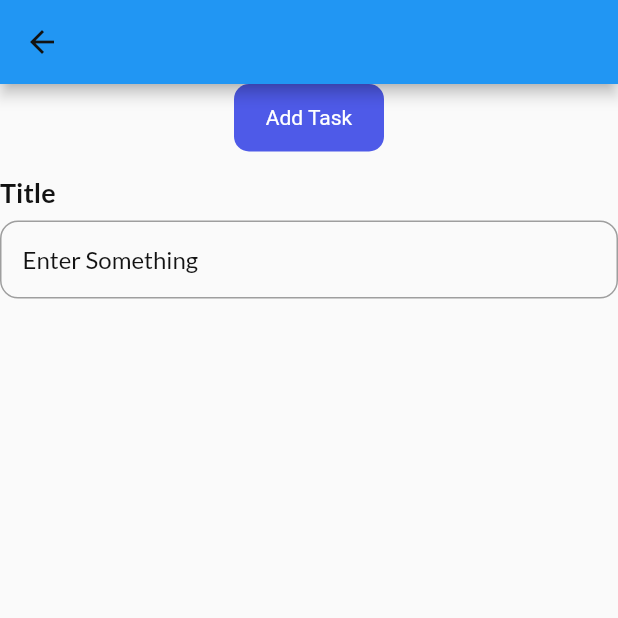
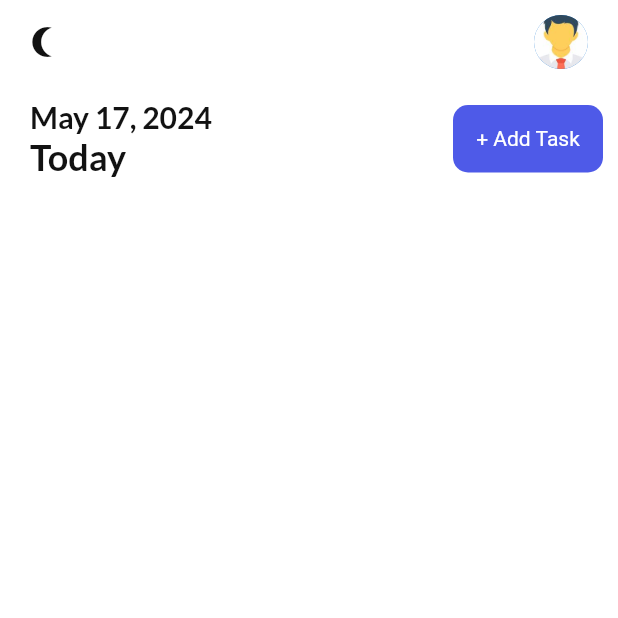
Before and after one commit to MasameEh/Todo_app, a Flutter app: the screen it shows after launch, on a phone screen of 412 x 824 dp, the top half of it. Run offline on Flutter 3.47's test engine with Material 2 defaults, Android fonts, the phone set to English and light mode, and no system bars; our stand-ins replace get, get_storage, google_fonts.

Commit message:
add CustomAppBar and addTask function

```diff
--- a/lib/ui/screens/home_screen.dart
+++ b/lib/ui/screens/home_screen.dart
@@ -3,38 +3,82 @@ import 'package:get/get.dart';
 import 'package:todo_app/services/theme_services.dart';
 import 'package:todo_app/ui/screens/notification_screen.dart';
 import 'package:todo_app/ui/widgets/defaultbutton.dart';
-import 'package:todo_app/ui/widgets/inputfield.dart';
+import 'package:intl/intl.dart';
 
 import '../themes.dart';
 import 'addtask_screen.dart';
 
-class HomeScreen extends StatelessWidget {
+class HomeScreen extends StatefulWidget {
   const HomeScreen({super.key});
 
   @override
+  State<HomeScreen> createState() => _HomeScreenState();
+}
+
+class _HomeScreenState extends State<HomeScreen> {
+  @override
   Widget build(BuildContext context) {
     return Scaffold(
-      appBar: AppBar(
-        leading: IconButton(
-          onPressed: () {
-            ThemeServices().switchTheme();
-            Get.to(const NotificationScreen(payload: 'Title | Description | 20:10:2010'));
-          } ,
-          icon: Icon(Icons.arrow_back_outlined, color: Get.isDarkMode ? Colors.white: darkGreyClr),
-        ),
-      ),
+      backgroundColor: context.theme.backgroundColor,
+      appBar: _customAppBar(),
       body: SingleChildScrollView(
         child: Column(
-          mainAxisAlignment: MainAxisAlignment.center,
-          crossAxisAlignment: CrossAxisAlignment.center,
           children: [
-            DefaultButton(label: 'Add Task', onTap: (){
-              Get.to(const AddTaskScreen());
-            }),
-            const InputField(title: 'Title', hint: 'Enter Something'),
+            _addTaskBar(),
           ],
         ),
       ),
     );
   }
+
+   _addTaskBar() {
+     return Container(
+       margin: const EdgeInsets.only(left: 20, top: 10, right: 10),
+       child: Row(
+         mainAxisAlignment: MainAxisAlignment.spaceBetween,
+         children: [
+           Column(
+             crossAxisAlignment: CrossAxisAlignment.start,
+             children: [
+                Text(DateFormat.yMMMMd().format(DateTime.now()),
+                    style: subHeadingStyle,
+                ),
+                Text('Today',
+                    style: headingStyle,
+                ),
+             ],
+           ),
+           DefaultButton(
+               label: '+ Add Task',
+               onTap: () async{
+                  await Get.to(const AddTaskScreen());
+                }),
+         ],
+       ),
+     );
+  }
+
+  AppBar _customAppBar() => AppBar(
+    leading: IconButton(
+      onPressed: () {
+        ThemeServices().switchTheme();
+      } ,
+      icon:  Icon(
+          Get.isDarkMode ?
+           Icons.wb_sunny_outlined
+          :Icons.nightlight_round_outlined,
+        color: Get.isDarkMode ? Colors.white : darkGreyClr,
+        size: 24,
+      ),
+    ),
+    elevation: 0,
+    backgroundColor: context.theme.backgroundColor,
+    actions: const [
+      CircleAvatar(
+        backgroundImage: AssetImage('images/person.jpeg'),
+        radius: 18,
+      ),
+      SizedBox(width: 20,),
+    ],
+  );
 }
--- a/lib/ui/themes.dart
+++ b/lib/ui/themes.dart
@@ -14,7 +14,7 @@ class Themes {
 
   static final light = ThemeData(
     primaryColor: primaryClr,
-    backgroundColor: primaryClr,
+    backgroundColor: Colors.white,
     brightness: Brightness.light
   );
 
```
Also changed, not shown: lib/ui/screens/addtask_screen.dart (+25 -3 lines).
